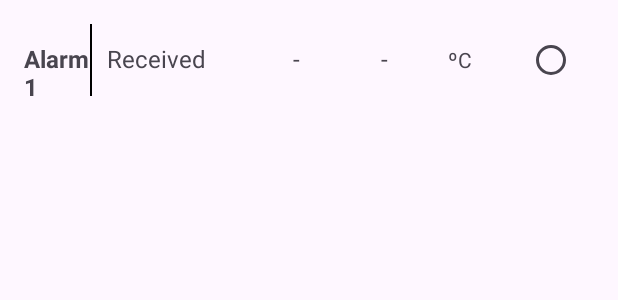
After one commit to GN25/IOT, an Android app: the layout fragment_alarm.xml on its own in the app's theme, with its tools: preview values and no code run, on a phone screen of 412 x 824 dp. The commit adds this screen. Shown: the top 300 px of the screen. Run offline under Robolectric (Android 15) with nearby library versions, the light colour scheme and no system bars.

Commit message:
First full function app version 1.0: Heaters v2 + Alarm v2 full functionality.

```diff
--- /dev/null
+++ b/app/src/main/res/layout/fragment_alarm.xml
@@ -0,0 +1,67 @@
+<LinearLayout
+    xmlns:android="http://schemas.android.com/apk/res/android"
+    android:layout_width="match_parent"
+    android:layout_height="wrap_content"
+    android:orientation="horizontal"
+    android:padding="16dp">
+
+    <!-- TextView "Alarm" -->
+    <TextView
+        android:id="@+id/tvAlarmName"
+        android:layout_width="0dp"
+        android:layout_height="wrap_content"
+        android:layout_weight="1"
+        android:text="Alarm1"
+        android:textSize="16sp"
+        android:textStyle="bold"/>
+
+    <!-- Separador vertical -->
+    <View
+        android:layout_width="1dp"
+        android:layout_height="match_parent"
+        android:background="#000000"/> <!-- Puedes ajustar el color a tu preferencia -->
+
+    <!-- TextView "Tª: " -->
+    <TextView
+        android:id="@+id/tvAlarmThresholdLabel"
+        android:layout_width="wrap_content"
+        android:layout_height="wrap_content"
+        android:layout_marginLeft="10dp"
+        android:layout_weight="1"
+        android:text="Received"
+        android:textSize="16sp" />
+
+    <TextView
+        android:id="@+id/tvAlarmComparer"
+        android:layout_width="wrap_content"
+        android:layout_height="wrap_content"
+        android:layout_marginLeft="10dp"
+        android:layout_weight="1"
+        android:text=" - "
+        android:textSize="16sp" />
+
+    <TextView
+        android:id="@+id/tvAlarmThresholdValue"
+        android:layout_width="0dp"
+        android:layout_height="wrap_content"
+        android:layout_weight="1"
+        android:layout_marginLeft="5dp"
+        android:text="-"
+        android:textSize="16sp"/>
+
+    <!-- RadioButton -->
+    <TextView
+        android:id="@+id/degrees_1"
+        android:layout_width="0dp"
+        android:layout_height="wrap_content"
+        android:layout_weight="1"
+        android:text="ºC" />
+
+    <RadioButton
+        android:id="@+id/rbAlarm1"
+        android:layout_width="0dp"
+        android:layout_height="wrap_content"
+        android:layout_weight="1"
+        android:layout_marginStart="8dp"
+        />
+</LinearLayout>
--- a/app/src/main/res/layout/fragment_sensor_simulation.xml
+++ b/app/src/main/res/layout/fragment_sensor_simulation.xml
@@ -99,8 +99,8 @@
             android:id="@+id/degrees_1"
             android:layout_width="wrap_content"
             android:layout_height="wrap_content"
-            android:text="ºC"
-            android:layout_margin="8dp"/>
+            android:layout_margin="8dp"
+            android:text="ºC" />
     </LinearLayout>
 
 
```
Also changed, not shown: app/src/main/java/com/example/iot/AlarmActivity.java (+122 -12 lines), app/src/main/java/com/example/iot/HeatingActivity.java (+11 -11 lines), app/src/main/res/layout/alarm_activity.xml (+16 -1 lines), app/src/main/res/layout/modal_new_alarm.xml (added, +85 -0 lines), app/src/main/res/values/arrays.xml (+5 -3 lines).
